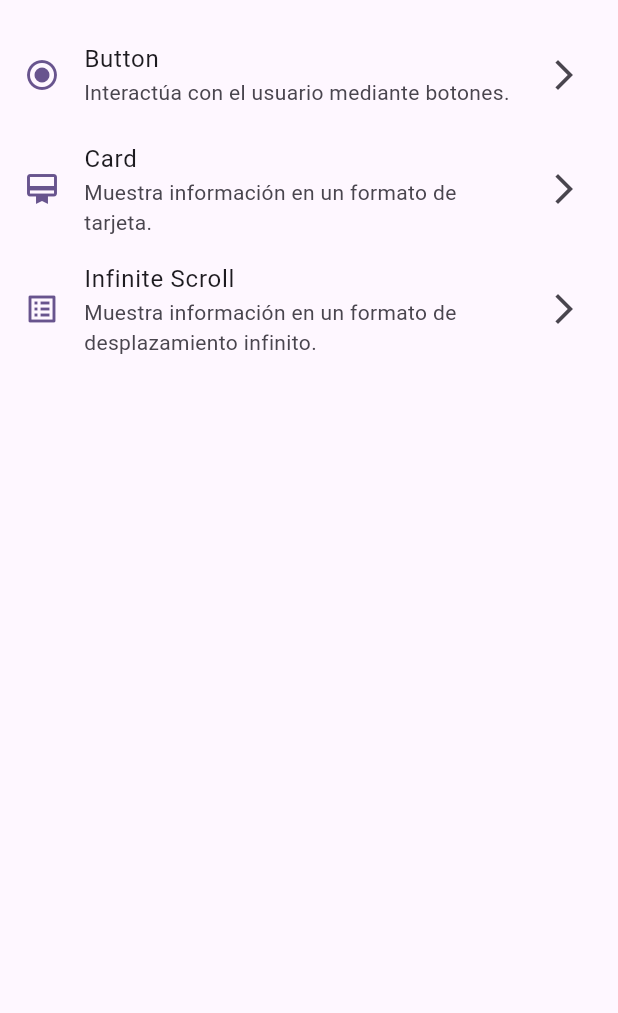
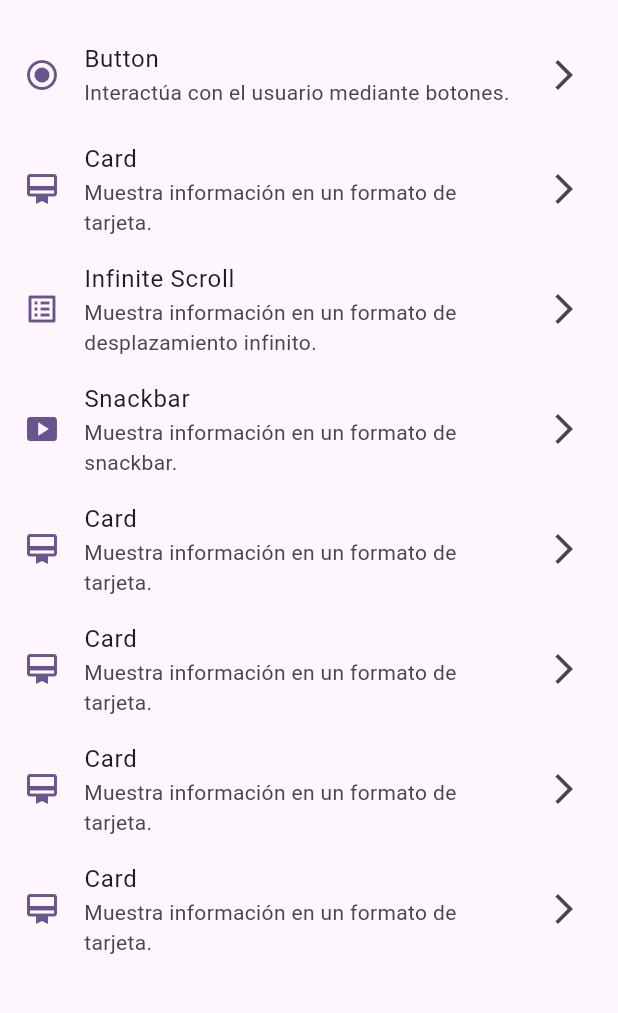
Before and after one commit to dam-353n/widgetsApp, a Flutter app: the screen it shows after launch, on a phone screen of 412 x 824 dp, the part 63-1076 px from its top. Run offline on Flutter 3.47's test engine with Material 3 defaults, Android fonts, the phone set to English and light mode, and no system bars; our stand-ins replace animate_do, go_router.

Commit message:
tercer commit

```diff
--- a/lib/config/router/app_router.dart
+++ b/lib/config/router/app_router.dart
@@ -1,8 +1,5 @@
-import 'package:all_widgets/home/home_sceen.dart';
-import 'package:all_widgets/buttons/buttons_screen.dart';
-import 'package:all_widgets/infinite_scroll_screen/infinite_scroll_screen.dart';
+import 'package:all_widgets/screens/screens.dart';
 import 'package:go_router/go_router.dart';
-import 'package:all_widgets/cards/card_screen.dart';
 
 final GoRouter appRouter = GoRouter(
   routes: [
@@ -26,5 +23,30 @@ final GoRouter appRouter = GoRouter(
       name: InfiniteScrollScreen.name,
       builder: (context, state) => const InfiniteScrollScreen(),
     ),
+    GoRoute(
+      path: '/snackbars',
+      name: SnackbarScreen.name,
+      builder: (context, state) => const SnackbarScreen(),
+    ),
+    GoRoute(
+      path: '/animated',
+      name: AnimatedScreen.name,
+      builder: (context, state) => const AnimatedScreen(),
+    ),
+    GoRoute(
+      path: '/onboarding',
+      name: OnboardingScreen.name,
+      builder: (context, state) => const OnboardingScreen(),
+    ),
+    GoRoute(
+      path: '/progress',
+      name: ProgressScreen.name,
+      builder: (context, state) => const ProgressScreen(),
+    ),
+    GoRoute(
+      path: '/ui_controls',
+      name: UicontrolsScreen.name,
+      builder: (context, state) => const UicontrolsScreen(),
+    ),
   ],
 );
--- a/lib/config/tipos de widget/tipoWidgets.dart
+++ b/lib/config/tipos de widget/tipoWidgets.dart
@@ -34,4 +34,31 @@ List<MenuItem> tipoWidgets = [
     icon: Icons.list_alt_outlined,
     link: '/infinite_scroll',
   ),
+  MenuItem(
+    title: 'Snackbar',
+    description: 'Muestra información en un formato de snackbar.',
+    icon: Icons.smart_display,
+    link: '/snackbars',
+  ),
+  MenuItem(
+    title: 'Card',
+    description: 'Muestra información en un formato de tarjeta.',
+    icon: Icons.card_membership_outlined,
+    link: '/cards',
+  ),MenuItem(
+    title: 'Card',
+    description: 'Muestra información en un formato de tarjeta.',
+    icon: Icons.card_membership_outlined,
+    link: '/cards',
+  ),MenuItem(
+    title: 'Card',
+    description: 'Muestra información en un formato de tarjeta.',
+    icon: Icons.card_membership_outlined,
+    link: '/cards',
+  ),MenuItem(
+    title: 'Card',
+    description: 'Muestra información en un formato de tarjeta.',
+    icon: Icons.card_membership_outlined,
+    link: '/cards',
+  ),
 ];
```
Also changed, not shown: lib/screens/animated/animated_screen.dart (added, +11 -0 lines), lib/screens/onboarding/onboarding_screen.dart (added, +11 -0 lines), lib/screens/progress/progress_screen.dart (added, +12 -0 lines), lib/screens/screens.dart (added, +9 -0 lines), lib/screens/snackbars/snackbar_screen.dart (added, +11 -0 lines), lib/screens/ui_controls/ui_controls_screen.dart (added, +12 -0 lines), lib/screens/buttons/buttons_screen.dart (renamed from lib/buttons/buttons_screen.dart), lib/screens/cards/card_screen.dart (renamed from lib/cards/card_screen.dart), lib/screens/home/home_screen.dart (renamed from lib/home/home_sceen.dart), lib/screens/infinite_scroll_screen/infinite_scroll_screen.dart (renamed from lib/infinite_scroll_screen/infinite_scroll_screen.dart), 1 other file.
